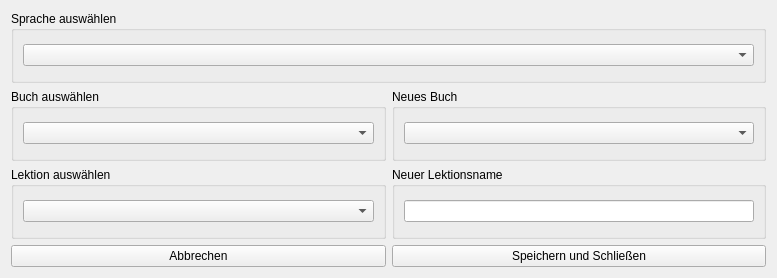
The window that UIs/WindowLektionAendern.ui (JPaehr/VokabelTrainer) describes before a commit, drawn with Qt 5.
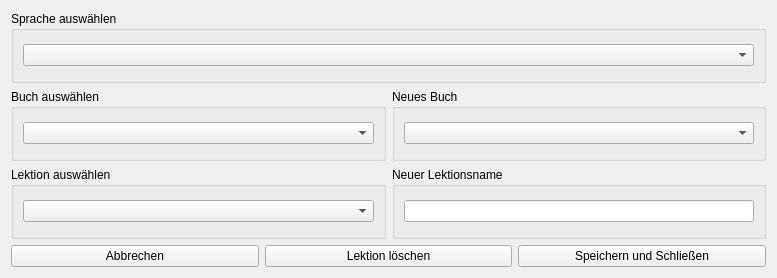
The same window after the commit.

Commit message: added 'Lektion löschen'-button without function until now

Patch:
```diff
--- a/UIs/WindowLektionAendern.ui
+++ b/UIs/WindowLektionAendern.ui
@@ -97,6 +97,13 @@
          </property>
         </widget>
        </item>
+       <item>
+        <widget class="QPushButton" name="btnLektionLoeschen">
+         <property name="text">
+          <string>Lektion löschen</string>
+         </property>
+        </widget>
+       </item>
        <item>
         <widget class="QPushButton" name="btnSpeichernUndSchliessen">
          <property name="text">
```
The commit also changes 1 other file.
